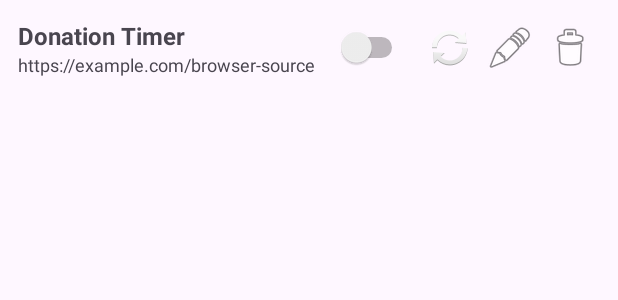
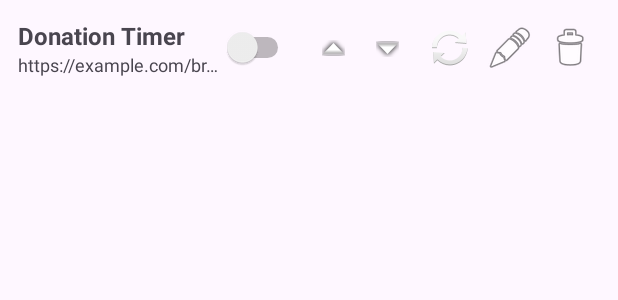
Before and after one commit to syazarilasyraf/float-app, an Android app: the layout item_overlay.xml on its own in the app's theme, with its tools: preview values and no code run, on a phone screen of 412 x 824 dp. Shown: the top 300 px of the screen. Run offline under Robolectric (Android 15) with nearby library versions, the light colour scheme and no system bars.

Commit message:
Fix overlay RecyclerView toggle bug, stale position diff, add zIndex reordering, camera drag/resize

```diff
--- a/app/src/main/java/com/floatoverlay/app/model/OverlayConfig.kt
+++ b/app/src/main/java/com/floatoverlay/app/model/OverlayConfig.kt
@@ -21,6 +21,7 @@ data class OverlayConfig(
     val zoomMode: String = "layout",
     val contentOffsetX: Int = 0,
     val contentOffsetY: Int = 0,
+    val zIndex: Int = 0,
     val cameraShape: String = "square",
     val cameraFilter: String = "normal",
     val cameraFlip: Boolean = true
@@ -45,6 +46,7 @@ data class OverlayConfig(
             put("zoomMode", zoomMode)
             put("contentOffsetX", contentOffsetX)
             put("contentOffsetY", contentOffsetY)
+            put("zIndex", zIndex)
             put("cameraShape", cameraShape)
             put("cameraFilter", cameraFilter)
             put("cameraFlip", cameraFlip)
@@ -72,6 +74,7 @@ data class OverlayConfig(
                 zoomMode = json.optString("zoomMode", "layout"),
                 contentOffsetX = json.optInt("contentOffsetX", 0),
                 contentOffsetY = json.optInt("contentOffsetY", 0),
+                zIndex = json.optInt("zIndex", 0),
                 cameraShape = json.optString("cameraShape", "square"),
                 cameraFilter = json.optString("cameraFilter", "normal"),
                 cameraFlip = json.optBoolean("cameraFlip", true)
--- a/app/src/main/res/layout/item_overlay.xml
+++ b/app/src/main/res/layout/item_overlay.xml
@@ -40,6 +40,23 @@
         android:layout_marginEnd="8dp" />
 
     <ImageButton
+        android:id="@+id/moveUpButton"
+        android:layout_width="36dp"
+        android:layout_height="40dp"
+        android:background="?attr/selectableItemBackgroundBorderless"
+        android:contentDescription="Move up"
+        android:src="@android:drawable/arrow_up_float" />
+
+    <ImageButton
+        android:id="@+id/moveDownButton"
+        android:layout_width="36dp"
+        android:layout_height="40dp"
+        android:layout_marginEnd="4dp"
+        android:background="?attr/selectableItemBackgroundBorderless"
+        android:contentDescription="Move down"
+        android:src="@android:drawable/arrow_down_float" />
+
+    <ImageButton
         android:id="@+id/refreshOverlayButton"
         android:layout_width="40dp"
         android:layout_height="40dp"
```
Also changed, not shown: app/src/main/java/com/floatoverlay/app/FloatOverlayService.kt (+54 -5 lines), app/src/main/java/com/floatoverlay/app/ui/overlay/OverlayAdapter.kt (+16 -1 lines), app/src/main/java/com/floatoverlay/app/ui/overlay/OverlayListFragment.kt (+50 -2 lines), app/src/main/res/layout/fragment_overlay_list.xml (+9 -1 lines).
